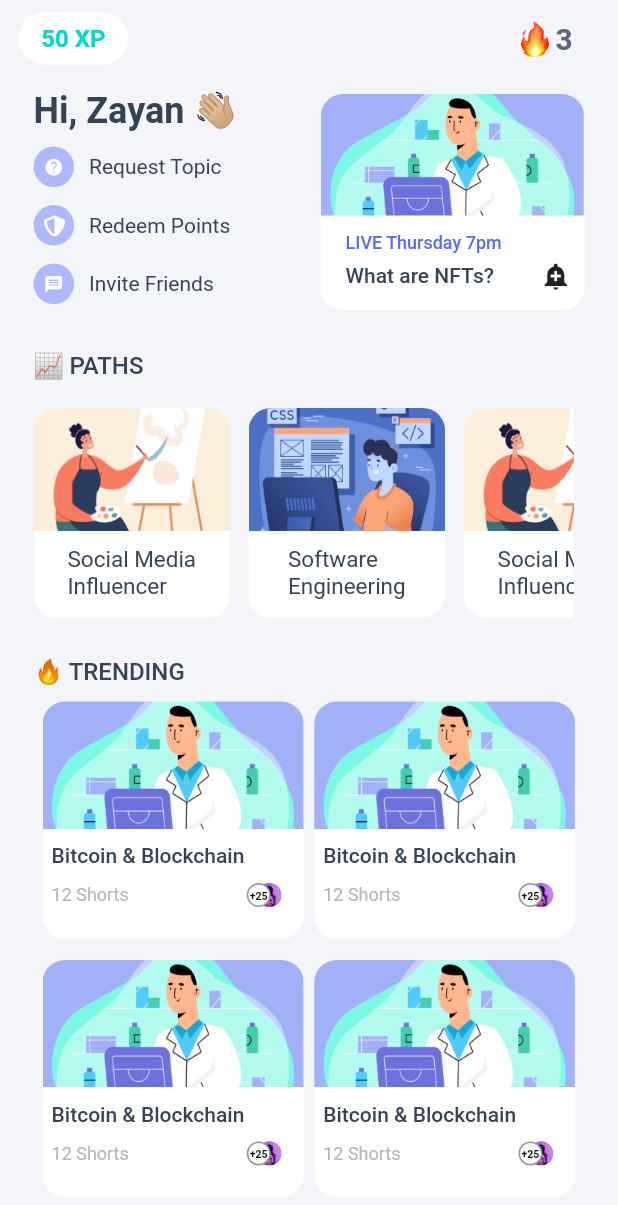
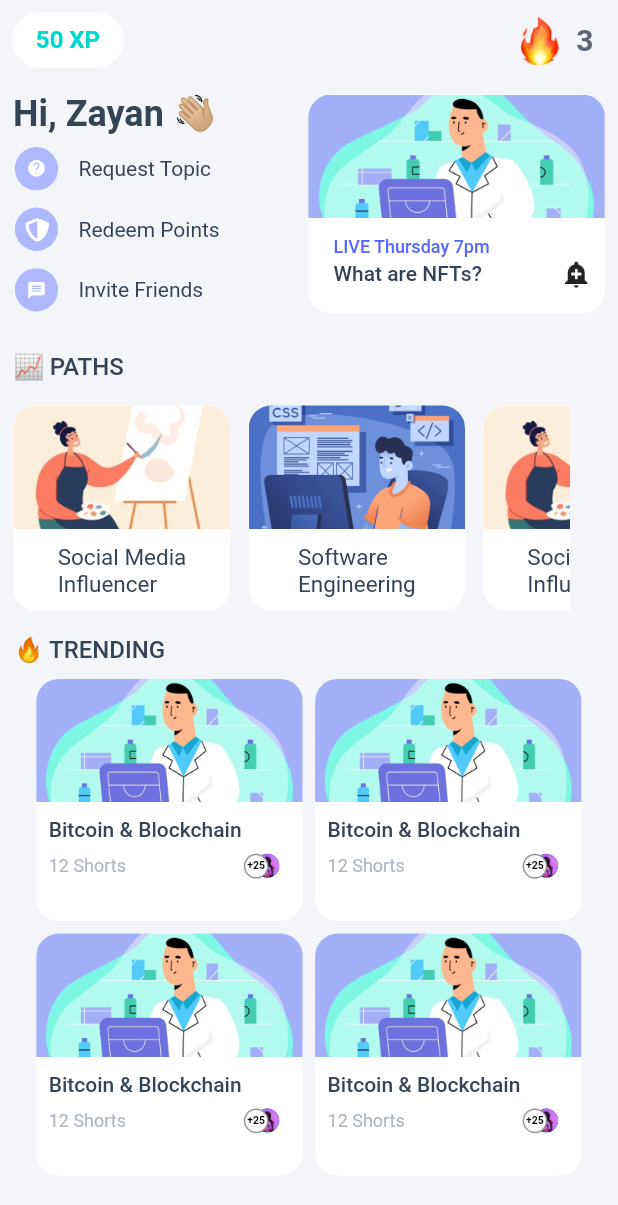
Before and after one commit to HarendraSinghChaudhary/educationProject, a Flutter app: the Home screen opened directly, on a phone screen of 412 x 824 dp. Shown: the top 1205 px of the screen. Run offline on Flutter 3.47's test engine with Material 2 defaults, Android fonts, the phone set to English and light mode, and no system bars; our stand-ins replace card_swiper, flutter_svg, form_field_validator, get, google_fonts, percent_indicator; project files that could hold a hidden picture were left out.

Commit message:
new screens

```diff
--- a/lib/main.dart
+++ b/lib/main.dart
@@ -2,6 +2,7 @@
 import 'package:demo/screens/courses/courseHeader/view/course_header.dart';
 import 'package:demo/screens/courses_all.dart';
 import 'package:demo/screens/courses_empty_screen.dart';
+import 'package:demo/screens/flashscreen.dart';
 
 
 import 'package:demo/screens/homeNav/home_nav.dart';
@@ -42,7 +43,7 @@ class EducationOnDemand extends StatelessWidget {
 
       title: "Education on Demand",
       initialRoute: "/",     // Starting app route. Navigate to EducationOnDemand Class
-      home: const Introduction(),
+      home: const Flashcard(),
 
 
       // Application Routes
--- a/lib/reusable/path_card.dart
+++ b/lib/reusable/path_card.dart
@@ -27,8 +27,8 @@ class PathCard extends StatelessWidget {
                           InkWell(
                             onTap: press,
                             child: Container(
-                              width: 131,
-                              height: 140,
+                              width: Get.width*0.35,
+                              height: Get.height*0.17,
                               decoration: BoxDecoration(
 
                                   borderRadius: BorderRadius.circular(15),
--- a/lib/screens/home/view/home.dart
+++ b/lib/screens/home/view/home.dart
@@ -26,7 +26,7 @@ class _HomePageState extends State<Home> {
       backgroundColor: kBackgroundColor,
       body: SingleChildScrollView(
         child: Container(
-          margin: EdgeInsets.symmetric(horizontal: Get.width * 0.03),
+          margin: EdgeInsets.symmetric(horizontal: Get.width * 0.02),
           child: Column(
             crossAxisAlignment: CrossAxisAlignment.start,
             children: [
@@ -40,8 +40,8 @@ class _HomePageState extends State<Home> {
                 children: [
                   Container(
                     alignment: Alignment.center,
-                    height: 35,
-                    width: 73,
+                    height: Get.height*0.045,
+                    width: Get.width*0.18,
                     decoration: BoxDecoration(
                         borderRadius: BorderRadius.circular(26),
                         color: Colors.white),
@@ -62,11 +62,11 @@ class _HomePageState extends State<Home> {
                       children: [
                         Image.asset(
                           'assets/images/img_3.png',
-                          height: 28,
-                          width: 24,
+                          height: Get.height*0.04,
+                          width: Get.width*0.1,
                         ),
                         SizedBox(
-                          width: 2,
+                          width: Get.width*0.01,
                         ),
                         Text(
                           '3',
@@ -86,15 +86,13 @@ class _HomePageState extends State<Home> {
               ),
               //user name and other icons
               Container(
-                margin: EdgeInsets.symmetric(horizontal: 10),
+                margin: EdgeInsets.symmetric(horizontal: Get.width*0.001),
                 child: Row(
                   mainAxisAlignment: MainAxisAlignment.spaceBetween,
                   children: [
-                    SizedBox(
-                      // color: Colors.blue,
-                      // padding: EdgeInsets.only(left: 23),
-                      height: 150,
-                      width: 170,
+                    Container(
+                      height: Get.height *0.18,
+                      width: Get.width*0.4,
                       child: Column(
                         crossAxisAlignment: CrossAxisAlignment.start,
                         children: [
@@ -107,15 +105,15 @@ class _HomePageState extends State<Home> {
                             ),
                           ),
                           SizedBox(
-                            height: 10,
+                            height: Get.height * 0.01,
                           ),
                           Row(
                             children: [
                               Container(
-                                height: 27,
-                                width: 27,
+                                height: Get.height * 0.035,
+                                width: Get.width*0.076,
                                 decoration: BoxDecoration(
-                                  borderRadius: BorderRadius.circular(27),
+                                  shape: BoxShape.circle,
                                   color: Color(0xffAEB8FF),
                                 ),
                                 child: Icon(
@@ -125,7 +123,7 @@ class _HomePageState extends State<Home> {
                                 ),
                               ),
                               SizedBox(
-                                width: 10,
+                                width: Get.width*0.03,
                               ),
                               Text(
                                 'Request Topic',
@@ -138,23 +136,23 @@ class _HomePageState extends State<Home> {
                             ],
                           ),
                           SizedBox(
-                            height: 12,
+                            height: Get.height*0.014,
                           ),
                           Row(
                             children: [
                               Container(
                                   padding: EdgeInsets.all(6),
-                                  height: 27,
-                                  width: 27,
+                                  height: Get.height * 0.035,
+                                  width: Get.width*0.076,
                                   decoration: BoxDecoration(
-                                    borderRadius: BorderRadius.circular(27),
+                                    shape: BoxShape.circle,
                                     color: Color(0xffAEB8FF),
                                   ),
                                   child: SvgPicture.asset(
                                     'assets/images/Shape.svg',
                                   )),
                               SizedBox(
-                                width: 10,
+                                width: Get.width*0.03,
                               ),
                               Text(
                                 'Redeem Points',
@@ -167,16 +165,16 @@ class _HomePageState extends State<Home> {
                             ],
                           ),
                           SizedBox(
-                            height: 12,
+                            height: Get.height*0.014,
                           ),
                           Row(
                             children: [
                               Container(
                                   padding: EdgeInsets.all(1),
-                                  height: 27,
-                                  width: 27,
+                                  height: Get.height * 0.035,
+                                  width: Get.width*0.076,
                                   decoration: BoxDecoration(
-                                    borderRadius: BorderRadius.circular(27),
+                                    shape: BoxShape.circle,
                                     color: Color(0xffAEB8FF),
                                   ),
                                   child: Icon(
@@ -185,7 +183,7 @@ class _HomePageState extends State<Home> {
                                     size: 13,
                                   )),
                               SizedBox(
-                                width: 10,
+                                width: Get.width*0.03,
                               ),
                               Text(
                                 'Invite Friends',
@@ -201,8 +199,8 @@ class _HomePageState extends State<Home> {
                       ),
                     ),
                     Container(
-                      height: 144,
-                      width: 176,
+                      height: Get.height*0.177,
+                      width: Get.width*0.48,
                       decoration: BoxDecoration(
                         borderRadius: BorderRadius.circular(15),
                         color: Colors.white,
@@ -211,11 +209,11 @@ class _HomePageState extends State<Home> {
                         crossAxisAlignment: CrossAxisAlignment.start,
                         children: [
                           Container(
-                            height: 81,
-                            width: 176,
+                            height: Get.height*0.1,
+                            width: Get.width*0.48,
                             decoration: BoxDecoration(
                               image: DecorationImage(
-                                image: AssetImage('assets/images/img_4.png'),
+                                image: AssetImage('assets/images/img_4.png',),fit: BoxFit.fill,
                               ),
                               borderRadius: BorderRadius.only(
                                 topLeft: Radius.circular(15),
@@ -224,7 +222,7 @@ class _HomePageState extends State<Home> {
                             ),
                           ),
                           SizedBox(
-                            height: 11,
+                            height: Get.height*0.015,
                           ),
                           Padding(
                             padding: const EdgeInsets.only(left: 16.74),
@@ -238,7 +236,7 @@ class _HomePageState extends State<Home> {
                             ),
                           ),
                           SizedBox(
-                            height: 5,
+                            height: Get.height*0.001,
                           ),
                           Row(
                             mainAxisAlignment: MainAxisAlignment.spaceBetween,
@@ -278,7 +276,7 @@ class _HomePageState extends State<Home> {
               //user name and other icons
 
               Container(
-                margin: EdgeInsets.only(left: 10),
+                margin: EdgeInsets.only(left: 1,),
                 child: Column(
                   crossAxisAlignment: CrossAxisAlignment.start,
                   children: [
@@ -297,8 +295,8 @@ class _HomePageState extends State<Home> {
                       height: Get.height * 0.02,
                     ),
                     SizedBox(
-                      height: 144,
-                      width: 360,
+                      height: Get.height * 0.166,
+                      width: Get.width*0.9,
                       child: ListView.builder(
                           itemCount: paths.length,
                           scrollDirection: Axis.horizontal,
@@ -309,11 +307,11 @@ class _HomePageState extends State<Home> {
                                 press: () {
                                   Get.toNamed("/coursesEmptyScreen");
                                 },
-                                image: paths[index]["image"].toString());
+                                image: paths[index]["image"].toString(),);
                           }),
                     ),
                     SizedBox(
-                      height: Get.height * 0.03,
+                      height: Get.height * 0.02,
                     ),
                     Text(
                       '🔥 TRENDING',
@@ -344,9 +342,9 @@ class _HomePageState extends State<Home> {
                 shrinkWrap: true,
                 gridDelegate: SliverGridDelegateWithFixedCrossAxisCount(
                   crossAxisCount: 2,
-                  mainAxisSpacing: 14,
+                  mainAxisSpacing: Get.width*0.02,
                   childAspectRatio: 1.1,
-                  crossAxisSpacing: 7,
+                  crossAxisSpacing: Get.height*0.01,
                 ),
                 itemBuilder: (BuildContext context, int index) {
                   return
@@ -362,8 +360,8 @@ class _HomePageState extends State<Home> {
                       crossAxisAlignment: CrossAxisAlignment.start,
                       children: [
                         Container(
-                          height: 85,
-                          width: 176,
+                          height: Get.height * 0.1,
+                          width:  Get.width * 0.44,
                           decoration: BoxDecoration(
                             image: DecorationImage(
                                 image: AssetImage('assets/images/img_4.png'),
@@ -378,7 +376,7 @@ class _HomePageState extends State<Home> {
                           height: 10,
                         ),
                         Padding(
-                          padding: const EdgeInsets.only(left: 6),
+                          padding:  EdgeInsets.only(left: Get.width*0.02),
                           child: Column(
                             children: [
                               Text(
@@ -393,14 +391,14 @@ class _HomePageState extends State<Home> {
                           ),
                         ),
                         SizedBox(
-                          height: 10,
+                          height:Get.height*0.01,
                         ),
                         Row(
                           mainAxisAlignment: MainAxisAlignment.spaceBetween,
                           children: [
                             Padding(
-                              padding: const EdgeInsets.only(
-                                left: 6,
+                              padding:  EdgeInsets.only(
+                                left: Get.width*0.02,
                                 bottom: 1,
                               ),
                               child: Text(
@@ -415,11 +413,11 @@ class _HomePageState extends State<Home> {
                             Padding(
                               padding: const EdgeInsets.only(bottom: 1.3),
                               child: Container(
-                                width: 38,
+                                width: Get.width*0.1,
                                 child: Stack(
                                   children: [
                                     Positioned(
-                                        right: 15,
+                                        right:  Get.width*0.038,
                                         child: CircleAvatar(
                                           radius: 8,
                                           backgroundImage: AssetImage(
@@ -427,9 +425,9 @@ class _HomePageState extends State<Home> {
                                           ),
                                         )),
                                     Container(
-                                      padding: EdgeInsets.only(top: 2.5),
-                                      height: 16,
-                                      width: 16,
+                                      padding: EdgeInsets.only(top: Get.height*0.0001),
+                                      height: Get.height*0.02,
+                                      width:Get.width*0.049,
                                       decoration: BoxDecoration(
                                           shape: BoxShape.circle,
                                           color: Colors.white,
--- a/lib/screens/profile_completed.dart
+++ b/lib/screens/profile_completed.dart
@@ -14,11 +14,12 @@ class _ProfileCompletedState extends State<ProfileCompleted> {
   Widget build(BuildContext context) {
     return SafeArea(child: Scaffold(
       backgroundColor: kBackgroundColor,
-      body: Column(
+      body: SingleChildScrollView(
+        child: Column(
           children: [
             GridView.builder(
               padding: EdgeInsets.only(left: Get.width*0.06, right: Get.width*0.06, top: Get.height*0.01),
-            itemCount: 4,
+              itemCount: 10,
               controller: _controller,
               scrollDirection: Axis.vertical,
               shrinkWrap: true,
@@ -76,6 +77,7 @@ class _ProfileCompletedState extends State<ProfileCompleted> {
           ],
         ),
       ),
+    ),
     );
   }
 }
--- a/pubspec.yaml
+++ b/pubspec.yaml
@@ -41,6 +41,7 @@ dependencies:
   flutter_svg: ^1.1.0
   get: ^4.6.5
   percent_indicator: ^4.0.1
+  card_swiper: ^2.0.4
 
 dev_dependencies:
   flutter_test:
```
Also changed, not shown: lib/screens/flashscreen.dart (added, +146 -0 lines), lib/screens/profileone.dart (+6 -1 lines), lib/utils/list.dart (+21 -0 lines), pubspec.lock. Lines whose indentation alone changed are shown as unchanged.
